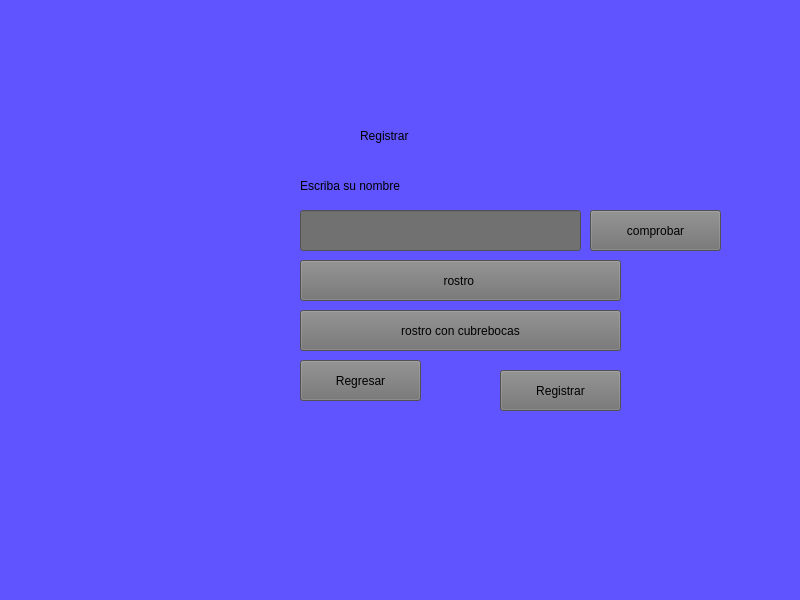
Qt form registrar.ui (Brandon-TFC/Proyecto) before a commit.
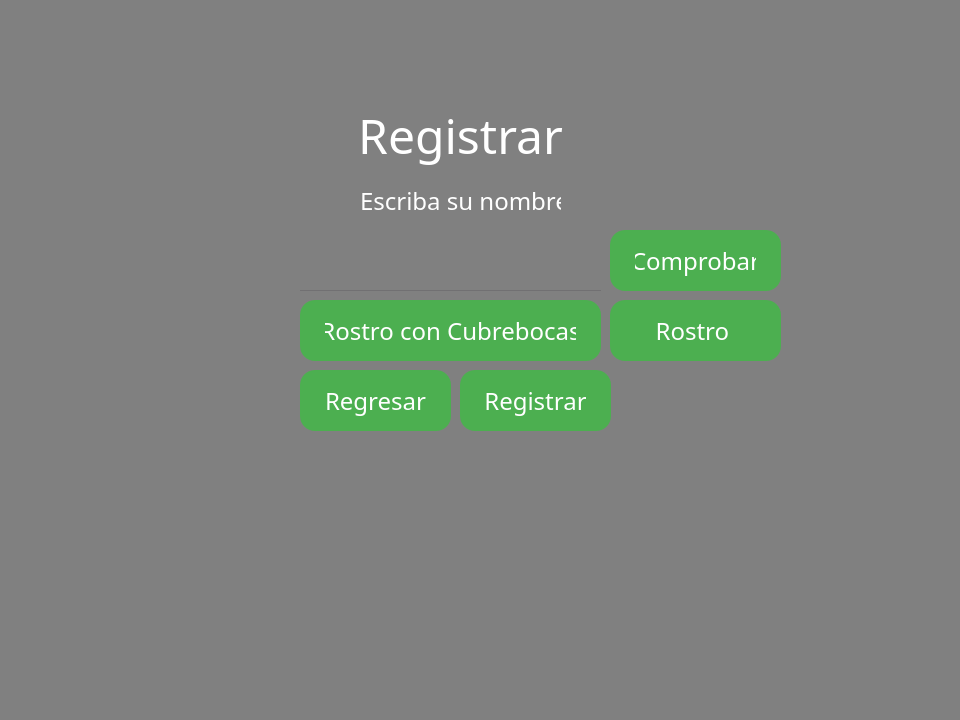
The same form after that commit. Icons and pictures are not drawn.

Commit message: Arreglando interfaces

```diff
--- a/registrar.ui
+++ b/registrar.ui
@@ -6,46 +6,87 @@
    <rect>
     <x>0</x>
     <y>0</y>
-    <width>800</width>
-    <height>600</height>
+    <width>960</width>
+    <height>720</height>
    </rect>
   </property>
+  <property name="minimumSize">
+   <size>
+    <width>960</width>
+    <height>720</height>
+   </size>
+  </property>
   <property name="windowTitle">
    <string>MainWindow</string>
   </property>
   <property name="styleSheet">
-   <string notr="true">background-color: rgb(95, 84, 255);</string>
+   <string notr="true">*{
+	font-family:century gothic;
+    font-size:24px;
+}
+QWidget{
+            background-image: url(Imagenes/luna.jpg);
+            background-color: gray;
+        }
+
+QPushButton{
+  padding: 15px 25px;
+  font-size: 24px;
+  text-align: center;	
+  text-decoration: none;
+  outline: none;
+  color: #fff;
+  background-color: #4CAF50;
+  border: none;
+  border-radius: 15px;
+}
+
+QPushButton:hover{
+	background-color: #3e8e41
+}
+QLabel{
+ 	color:white;
+	text-align: center;  
+}
+
+#label{
+	font-size:65px;
+}
+
+QLineEdit{
+  	border:none;
+	color:white;
+    border-bottom:1px solid #717072;          
+}</string>
   </property>
   <widget class="QWidget" name="centralwidget">
    <widget class="QPushButton" name="botonprender">
     <property name="geometry">
      <rect>
-      <x>300</x>
-      <y>260</y>
-      <width>321</width>
-      <height>41</height>
+      <x>610</x>
+      <y>300</y>
+      <width>171</width>
+      <height>61</height>
      </rect>
     </property>
     <property name="styleSheet">
-     <string notr="true">font: 23pt &quot;MS Shell Dlg 2&quot;;
-background-color: rgb(113, 113, 113);</string>
+     <string notr="true"/>
     </property>
     <property name="text">
-     <string>rostro </string>
+     <string>Rostro </string>
     </property>
    </widget>
    <widget class="QPushButton" name="botonregistrar">
     <property name="geometry">
      <rect>
-      <x>500</x>
+      <x>460</x>
       <y>370</y>
-      <width>121</width>
-      <height>41</height>
+      <width>151</width>
+      <height>61</height>
      </rect>
     </property>
     <property name="styleSheet">
-     <string notr="true">font: 23pt &quot;MS Shell Dlg 2&quot;;
-background-color: rgb(113, 113, 113);</string>
+     <string notr="true"/>
     </property>
     <property name="text">
      <string>Registrar</string>
@@ -55,14 +96,13 @@
     <property name="geometry">
      <rect>
       <x>300</x>
-      <y>360</y>
-      <width>121</width>
-      <height>41</height>
+      <y>370</y>
+      <width>151</width>
+      <height>61</height>
      </rect>
     </property>
     <property name="styleSheet">
-     <string notr="true">font: 23pt &quot;MS Shell Dlg 2&quot;;
-background-color: rgb(113, 113, 113);</string>
+     <string notr="true"/>
     </property>
     <property name="text">
      <string>Regresar</string>
@@ -72,14 +112,13 @@
     <property name="geometry">
      <rect>
       <x>300</x>
-      <y>210</y>
-      <width>281</width>
-      <height>41</height>
+      <y>230</y>
+      <width>301</width>
+      <height>61</height>
      </rect>
     </property>
     <property name="styleSheet">
-     <string notr="true">font: 23pt &quot;MS Shell Dlg 2&quot;;
-background-color: rgb(113, 113, 113);</string>
+     <string notr="true"/>
     </property>
     <property name="text">
      <string/>
@@ -88,26 +127,26 @@
    <widget class="QLabel" name="label">
     <property name="geometry">
      <rect>
-      <x>360</x>
-      <y>110</y>
-      <width>141</width>
-      <height>51</height>
+      <x>350</x>
+      <y>100</y>
+      <width>221</width>
+      <height>71</height>
      </rect>
     </property>
     <property name="styleSheet">
      <string notr="true">font: 28pt &quot;MS Shell Dlg 2&quot;;</string>
     </property>
     <property name="text">
-     <string>Registrar</string>
+     <string>&lt;html&gt;&lt;head/&gt;&lt;body&gt;&lt;p align=&quot;center&quot;&gt;&lt;span style=&quot; font-size:36pt;&quot;&gt;Registrar&lt;/span&gt;&lt;/p&gt;&lt;/body&gt;&lt;/html&gt;</string>
     </property>
    </widget>
    <widget class="QLabel" name="label_2">
     <property name="geometry">
      <rect>
-      <x>300</x>
-      <y>170</y>
-      <width>311</width>
-      <height>31</height>
+      <x>360</x>
+      <y>180</y>
+      <width>201</width>
+      <height>41</height>
      </rect>
     </property>
     <property name="styleSheet">
@@ -120,35 +159,33 @@
    <widget class="QPushButton" name="botoncompro">
     <property name="geometry">
      <rect>
-      <x>590</x>
-      <y>210</y>
-      <width>131</width>
-      <height>41</height>
+      <x>610</x>
+      <y>230</y>
+      <width>171</width>
+      <height>61</height>
      </rect>
     </property>
     <property name="styleSheet">
-     <string notr="true">font: 20pt &quot;MS Shell Dlg 2&quot;;
-background-color: rgb(113, 113, 113);</string>
+     <string notr="true"/>
     </property>
     <property name="text">
-     <string>comprobar</string>
+     <string>Comprobar</string>
     </property>
    </widget>
    <widget class="QPushButton" name="botoncu">
     <property name="geometry">
      <rect>
       <x>300</x>
-      <y>310</y>
-      <width>321</width>
-      <height>41</height>
+      <y>300</y>
+      <width>301</width>
+      <height>61</height>
      </rect>
     </property>
     <property name="styleSheet">
-     <string notr="true">font: 23pt &quot;MS Shell Dlg 2&quot;;
-background-color: rgb(113, 113, 113);</string>
+     <string notr="true"/>
     </property>
     <property name="text">
-     <string>rostro con cubrebocas</string>
+     <string>Rostro con Cubrebocas</string>
     </property>
    </widget>
   </widget>
```
Left out of the diff: 8 changed lines with no effect on the pictures. The commit also changes 4 other files.
